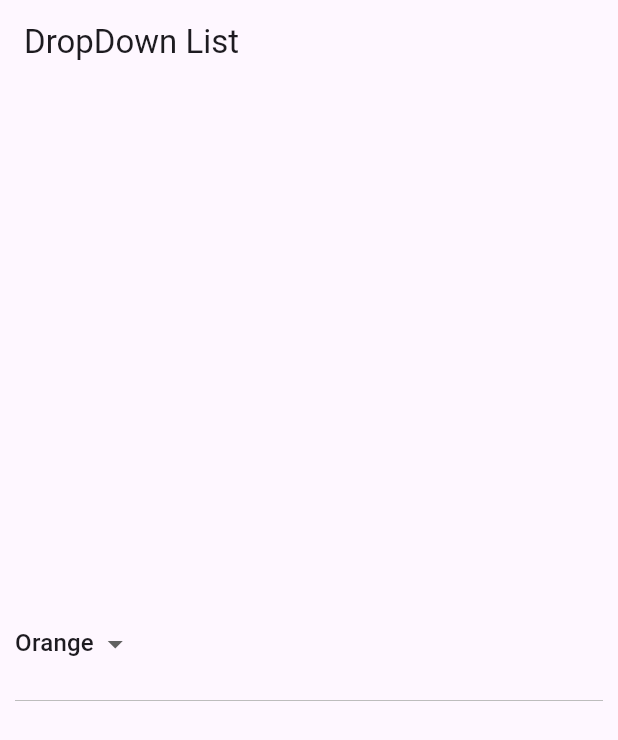
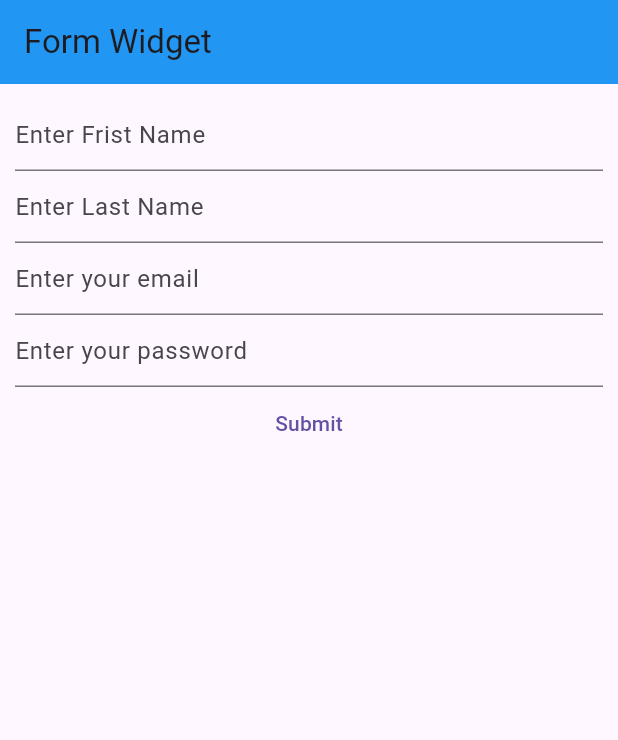
Before and after one commit to ajayvaniya0/Flutter_Bootcamp, a Flutter app: the screen it shows after launch, on a phone screen of 412 x 824 dp. Shown: the top 740 px of the screen. Run offline on Flutter 3.47's test engine with Material 3 defaults, Android fonts, the phone set to English and light mode, and no system bars; our stand-ins replace animated_text_kit.

Commit message:
Form Widget

```diff
--- a/Week_2/basic_widgets/lib/main.dart
+++ b/Week_2/basic_widgets/lib/main.dart
@@ -5,6 +5,7 @@ import 'package:basic_widgets/widgets/bottomsheet.dart';
 import 'package:basic_widgets/widgets/dismissible.dart';
 import 'package:basic_widgets/widgets/drawer.dart';
 import 'package:basic_widgets/widgets/dropdown.dart';
+import 'package:basic_widgets/widgets/form.dart';
 import 'package:basic_widgets/widgets/image.dart';
 import 'package:basic_widgets/widgets/list_grid.dart';
 import 'package:basic_widgets/widgets/rowscols.dart';
@@ -26,7 +27,7 @@ class MyApp extends StatelessWidget {
         brightness: Brightness.light,
         primaryColor: Colors.deepPurple,
       ),
-      home: const DropdownWidget(),
+      home: const FormWidget(),
     );
   }
 }
--- /dev/null
+++ b/Week_2/basic_widgets/lib/widgets/form.dart
@@ -0,0 +1,120 @@
+import 'package:flutter/material.dart';
+
+class FormWidget extends StatefulWidget {
+  const FormWidget({super.key});
+
+  @override
+  State<FormWidget> createState() => _FormWidgetState();
+}
+
+class _FormWidgetState extends State<FormWidget> {
+  String firstname = '';
+  String lastname = '';
+  String email = '';
+  String password = '';
+
+  final _formKey = GlobalKey<FormState>();
+
+  //-------------------FUNCTIONS--------------------//
+
+  trysubmit() {
+    final isvalid = _formKey.currentState!.validate();
+    if (isvalid) {
+      _formKey.currentState!.save();
+      submitform();
+    } else {
+      print('Error');
+    }
+  }
+
+  submitform() {
+    print(firstname);
+    print(lastname);
+    print(email);
+    print(password);
+  }
+
+  @override
+  Widget build(BuildContext context) {
+    return Scaffold(
+      appBar: AppBar(
+        title: Text('Form Widget'),
+        backgroundColor: Colors.blue,
+      ),
+      body: Center(
+        child: Container(
+          margin: EdgeInsets.all(10),
+          child: Form(
+            key: _formKey,
+            child: Column(
+              children: [
+                TextFormField(
+                  decoration: InputDecoration(hintText: 'Enter Frist Name'),
+                  key: ValueKey('firstname'),
+                  validator: (value) {
+                    if (value.toString().isEmpty) {
+                      return 'First Name should not be Empty';
+                    } else {
+                      return null;
+                    }
+                  },
+                  onSaved: (value) {
+                    firstname = value.toString();
+                  },
+                ),
+                TextFormField(
+                  decoration: InputDecoration(hintText: 'Enter Last Name'),
+                  key: ValueKey('lastname'),
+                  validator: (value) {
+                    if (value.toString().isEmpty) {
+                      return 'Last Name should not be Empty';
+                    } else {
+                      return null;
+                    }
+                  },
+                  onSaved: (value) {
+                    lastname = value.toString();
+                  },
+                ),
+                TextFormField(
+                  decoration: InputDecoration(hintText: 'Enter your email'),
+                  key: ValueKey('email'),
+                  validator: (value) {
+                    if (value.toString().isEmpty) {
+                      return 'Email should not be Empty';
+                    } else {
+                      return null;
+                    }
+                  },
+                  onSaved: (value) {
+                    email = value.toString();
+                  },
+                ),
+                TextFormField(
+                  obscureText: true,
+                  decoration: InputDecoration(hintText: 'Enter your password'),
+                  key: ValueKey('password'),
+                  validator: (value) {
+                    if (value.toString().length <= 5) {
+                      return 'Minimum length of Password should be 6';
+                    } else {
+                      return null;
+                    }
+                  },
+                  onSaved: (value) {
+                    password = value.toString();
+                  },
+                ),
+                TextButton(
+                    onPressed: () {
+                      trysubmit();
+                    },
+                    child: Text('Submit'))
+              ],
+            ),
+          ),
+        ),
+      ),
+    );
+  }
+}
```
